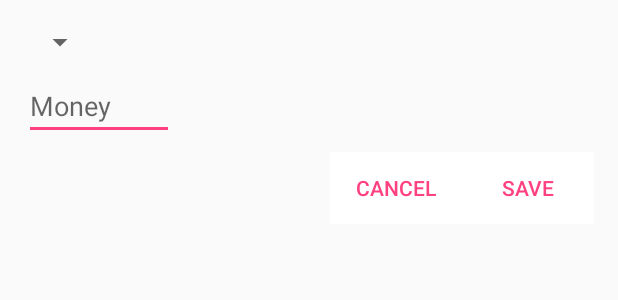
After one commit to Zimzik/Budget, an Android app: the layout dialog_fragment_add_membership_free.xml on its own in the app's theme, with its tools: preview values and no code run, on a phone screen of 412 x 824 dp. The commit adds this screen. Shown: the top 300 px of the screen. Run offline under Robolectric (Android 15) with nearby library versions, the phone set to English and light mode, and no system bars.

Commit message:
Fix bugs and change dialog for add membership free.

```diff
--- a/app/src/main/java/com/example/zimzik/budget/activities/MainActivity.java
+++ b/app/src/main/java/com/example/zimzik/budget/activities/MainActivity.java
@@ -30,11 +30,11 @@ public class MainActivity extends AppCompatActivity {
                 setActionBarTitle(getResources().getString(R.string.members));
                 setFragment(MemberListFragment.newInstance(), ft);
                 return true;
-            case R.id.navigation_revenues:
+            case R.id.navigation_incomes:
                 setActionBarTitle(getResources().getString(R.string.revenues));
                 setFragment(IncomesFragment.newInstance(), ft);
                 return true;
-            case R.id.navigation_divergence:
+            case R.id.navigation_expenses:
                 setActionBarTitle(getResources().getString(R.string.divergence));
                 setFragment(ExpensesFragment.newInstance(), ft);
                 return true;
--- a/app/src/main/java/com/example/zimzik/budget/activities/NewMemberActivity.java
+++ b/app/src/main/java/com/example/zimzik/budget/activities/NewMemberActivity.java
@@ -284,7 +284,6 @@ public class NewMemberActivity extends AppCompatActivity implements DatePickerDi
                 fos = new FileOutputStream(mypath);
                 bitmap.compress(Bitmap.CompressFormat.JPEG, 100, fos);
                 fos.flush();
-                Toast.makeText(this, "Saved to: " + directory.getAbsolutePath(), Toast.LENGTH_LONG).show();
             } catch (Exception e) {
                 e.printStackTrace();
             } finally {
--- /dev/null
+++ b/app/src/main/java/com/example/zimzik/budget/adapters/ExpenseListAdapter.java
@@ -0,0 +1,4 @@
+package com.example.zimzik.budget.adapters;
+
+public class ExpenseListAdapter {
+}
--- /dev/null
+++ b/app/src/main/java/com/example/zimzik/budget/adapters/IncimeListAdapter.java
@@ -0,0 +1,4 @@
+package com.example.zimzik.budget.adapters;
+
+public class IncimeListAdapter {
+}
--- a/app/src/main/java/com/example/zimzik/budget/fragments/MemberListFragment.java
+++ b/app/src/main/java/com/example/zimzik/budget/fragments/MemberListFragment.java
@@ -63,6 +63,7 @@ public class MemberListFragment extends Fragment implements SwipeRefreshLayout.O
     @Override
     public void onCreate(@Nullable Bundle savedInstanceState) {
         super.onCreate(savedInstanceState);
+        mMemberListAdapter = new MemberListAdapter(null, null, null);
         mDB = AppDB.getsInstance(getContext());
         setHasOptionsMenu(true);
     }
--- /dev/null
+++ b/app/src/main/res/layout/dialog_fragment_add_membership_free.xml
@@ -0,0 +1,57 @@
+<?xml version="1.0" encoding="utf-8"?>
+<android.support.constraint.ConstraintLayout xmlns:android="http://schemas.android.com/apk/res/android"
+    xmlns:app="http://schemas.android.com/apk/res-auto"
+    android:layout_width="match_parent"
+    android:layout_height="match_parent"
+    android:paddingTop="16dp"
+    android:paddingLeft="16dp"
+    android:paddingRight="16dp">
+
+    <Spinner
+        android:id="@+id/years_spinner"
+        android:layout_width="wrap_content"
+        android:layout_height="wrap_content"
+        app:layout_constraintLeft_toLeftOf="parent"
+        app:layout_constraintRight_toLeftOf="@id/months_spinner" />
+
+    <Spinner
+        android:id="@+id/months_spinner"
+        android:layout_width="wrap_content"
+        android:layout_height="wrap_content"
+        app:layout_constraintLeft_toRightOf="@id/years_spinner"
+        app:layout_constraintRight_toLeftOf="@id/et_membership" />
+
+    <EditText
+        android:id="@+id/et_membership"
+        android:layout_width="100dp"
+        android:layout_height="wrap_content"
+        android:inputType="number"
+        android:layout_marginTop="8dp"
+        android:hint="@string/money"
+        app:layout_constraintTop_toBottomOf="@id/years_spinner"
+        app:layout_constraintLeft_toLeftOf="parent"/>
+
+    <Button
+        android:id="@+id/save_membership_btn"
+        style="?android:attr/borderlessButtonStyle"
+        android:layout_width="wrap_content"
+        android:layout_height="wrap_content"
+        android:layout_marginTop="8dp"
+        android:background="#fff"
+        android:text="@string/save"
+        android:textColor="#FF4081"
+        app:layout_constraintRight_toRightOf="parent"
+        app:layout_constraintTop_toBottomOf="@id/et_membership" />
+
+    <Button
+        android:id="@+id/cancel_new_membership_btn"
+        style="?android:attr/borderlessButtonStyle"
+        android:layout_width="wrap_content"
+        android:layout_height="wrap_content"
+        android:background="#fff"
+        android:text="@string/cancel"
+        android:textColor="#FF4081"
+        app:layout_constraintRight_toLeftOf="@id/save_membership_btn"
+        app:layout_constraintTop_toTopOf="@id/save_membership_btn" />
+
+</android.support.constraint.ConstraintLayout>
--- a/app/src/main/res/menu/navigation.xml
+++ b/app/src/main/res/menu/navigation.xml
@@ -12,12 +12,12 @@
         android:title="@string/members" />
 
     <item
-        android:id="@+id/navigation_revenues"
+        android:id="@+id/navigation_incomes"
         android:icon="@drawable/ic_trending_up_black_24dp"
         android:title="@string/revenues" />
 
     <item
-        android:id="@+id/navigation_divergence"
+        android:id="@+id/navigation_expenses"
         android:icon="@drawable/ic_trending_down_black_24dp"
         android:title="@string/divergence" />
 
--- a/app/src/main/res/values/strings.xml
+++ b/app/src/main/res/values/strings.xml
@@ -44,7 +44,7 @@
     <string name="money">Money</string>
     <string name="add_new_membership_free">Add new membership free:</string>
     <string name="info_successfully_saved_on_db">Information successfully saved on DB</string>
-    <string name="total">Total:</string>
+    <string name="total">Total: </string>
     <string name="are_you_shure_to_delete_period">Are you sure to delete this period?</string>
     <string name="information_present_on_db">Information for the current month is present in the DB. Do you want to update this?</string>
     <string name="information_successfully_updated">Information successfully updated!</string>
```
Also changed, not shown: app/src/main/java/com/example/zimzik/budget/fragments/CurrentMemberFinInfoFragment.java (+13 -82 lines), app/src/main/java/com/example/zimzik/budget/fragments/dialog_fragments/AddMembershipFreeFragment.java (added, +104 -0 lines), app/src/main/res/layout/dialog_add_new_membership.xml (deleted, +0 -31 lines), 1 other file.
